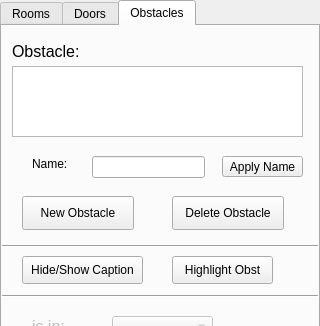
JuPedSim/jpseditor, file forms/roomwidget.ui: the form before one commit; both pictures show x 0 to 320 and y 0 to 326 of the 320 by 725 pixel window.
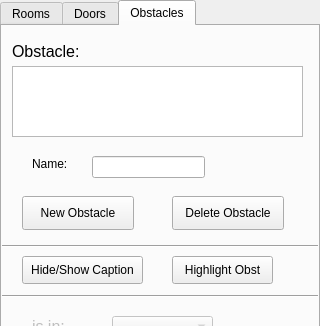
The form after the commit. The open tabs and pages were chosen to show the change.

Commit message: Change obstacle name by return press

```diff
--- a/forms/roomwidget.ui
+++ b/forms/roomwidget.ui
@@ -536,19 +536,6 @@
      <string>Remove</string>
     </property>
    </widget>
-   <widget class="QPushButton" name="apply_name_button_obs">
-    <property name="geometry">
-     <rect>
-      <x>220</x>
-      <y>130</y>
-      <width>81</width>
-      <height>21</height>
-     </rect>
-    </property>
-    <property name="text">
-     <string>Apply Name</string>
-    </property>
-   </widget>
    <widget class="QLabel" name="label_9">
     <property name="geometry">
      <rect>
```
Left out of the diff: 2 changed lines with no effect on the pictures. The commit also changes 1 other file.
